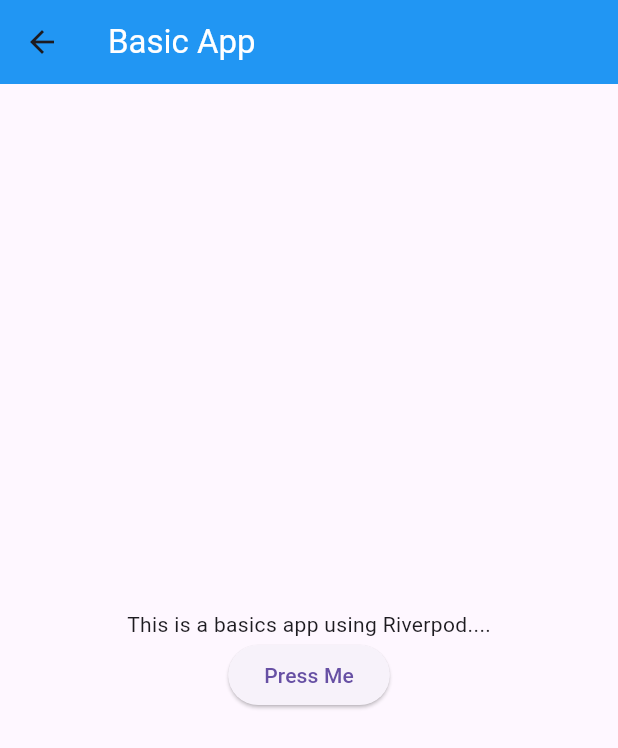
After one commit to Yuvraj162002/FlutterStateManagementLearning, a Flutter app: the BasicApp screen opened directly, on a phone screen of 412 x 824 dp. The commit adds this screen. Shown: the top 748 px of the screen. Run offline on Flutter 3.47's test engine with Material 3 defaults, Android fonts, the phone set to English and light mode, and no system bars; our stand-ins replace flutter_riverpod.

Commit message:
Commit 4:- Learning about the riverpod state management. Learn about the simple provider and the stateProvider and creating a basic counter App to implement the state provider concept.

```diff
--- a/lib/demo_apps/AddNotesScreen.dart
+++ b/lib/demo_apps/provider_demo_apps/AddNotesScreen.dart
@@ -1,8 +1,9 @@
 import 'package:flutter/cupertino.dart';
 import 'package:flutter/material.dart';
-import 'package:flutter_state_management_learning/demo_apps/MyDummyAddContact.dart';
 import 'package:flutter_state_management_learning/state_management/provider/MyDummyAddContactProvider.dart';
 import 'package:provider/provider.dart';
+
+import 'MyDummyAddContact.dart';
 
 class AddNotesScreen extends StatelessWidget {
   const AddNotesScreen({super.key});
--- a/lib/demo_apps/MyCounterApp.dart
+++ b/lib/demo_apps/provider_demo_apps/MyCounterApp.dart
@@ -2,7 +2,8 @@ import 'package:flutter/cupertino.dart';
 import 'package:flutter/material.dart';
 import 'package:provider/provider.dart';
 
-import '../state_management/provider/MyCounterAppProvider.dart';
+import '../../state_management/provider/MyCounterAppProvider.dart';
+
 
 class MyCounterApp extends StatelessWidget {
   const MyCounterApp({super.key});
--- a/lib/demo_apps/MyDummyAddContact.dart
+++ b/lib/demo_apps/provider_demo_apps/MyDummyAddContact.dart
@@ -1,6 +1,6 @@
 import 'package:flutter/cupertino.dart';
 import 'package:flutter/material.dart';
-import 'package:flutter_state_management_learning/demo_apps/AddNotesScreen.dart';
+import 'package:flutter_state_management_learning/demo_apps/provider_demo_apps/AddNotesScreen.dart';
 import 'package:flutter_state_management_learning/state_management/provider/MyDummyAddContactProvider.dart';
 import 'package:provider/provider.dart';
 
--- a/lib/demo_apps/MyFavouriteApp.dart
+++ b/lib/demo_apps/provider_demo_apps/MyFavouriteApp.dart
@@ -1,8 +1,9 @@
 import 'package:flutter/cupertino.dart';
 import 'package:flutter/material.dart';
-import 'package:flutter_state_management_learning/demo_apps/MyFavouriteAppSecondScreen.dart';
 import 'package:flutter_state_management_learning/state_management/provider/MyFavouriteAppProvider.dart';
 import 'package:provider/provider.dart';
+
+import 'MyFavouriteAppSecondScreen.dart';
 
 class MyFavouriteApp extends StatelessWidget {
   const MyFavouriteApp({super.key});
--- a/lib/demo_apps/MyFavouriteAppSecondScreen.dart
+++ b/lib/demo_apps/provider_demo_apps/MyFavouriteAppSecondScreen.dart
@@ -2,7 +2,8 @@ import 'package:flutter/cupertino.dart';
 import 'package:flutter/material.dart';
 import 'package:provider/provider.dart';
 
-import '../state_management/provider/MyFavouriteAppProvider.dart';
+import '../../state_management/provider/MyFavouriteAppProvider.dart';
+
 
 class MyFavouriteAppSecondScreen extends StatelessWidget {
   const MyFavouriteAppSecondScreen({super.key});
--- a/lib/demo_apps/ThemeModeApp.dart
+++ b/lib/demo_apps/provider_demo_apps/ThemeModeApp.dart
@@ -2,7 +2,7 @@ import 'package:flutter/cupertino.dart';
 import 'package:flutter/material.dart';
 import 'package:provider/provider.dart';
 
-import '../state_management/provider/MyDarkLightModeProvider.dart';
+import '../../state_management/provider/MyDarkLightModeProvider.dart';
 
 class ThemeModeApp extends StatelessWidget {
   const ThemeModeApp({super.key});
--- /dev/null
+++ b/lib/demo_apps/riverpod_demo_apps/Basic_app.dart
@@ -0,0 +1,74 @@
+import 'package:flutter/cupertino.dart';
+import 'package:flutter/material.dart';
+import 'package:flutter_riverpod/flutter_riverpod.dart';
+
+import '../../state_management/riverpod/SimpleProvider.dart';
+
+
+/// Use of the stateLess widget ConsumerWidget.
+
+// class BasicApp extends ConsumerWidget {
+//   const BasicApp({super.key});
+//
+//   @override
+//   Widget build(BuildContext context, WidgetRef ref) {
+//     final appMessage = ref.watch(basicAppProvider);
+//     return Scaffold(
+//       appBar: AppBar(
+//         title: const Text('Basic App', style: TextStyle(color: Colors.white),),
+//         backgroundColor: Colors.blue,
+//       ),
+//       body: Center(
+//         child: Column(
+//           mainAxisAlignment: MainAxisAlignment.center,
+//           children: [
+//             Text(appMessage),
+//             ElevatedButton(
+//               onPressed: () {
+//                 // Action when button is pressed
+//                 print('Button Pressed');
+//               },
+//               child: const Text('Press Me'),
+//             ),
+//           ],
+//         ),
+//       ),
+//     );
+//   }
+// }
+
+/// Use of the stateFul widget ConsumerStatefulWidget.
+class BasicApp extends ConsumerStatefulWidget {
+  const BasicApp({super.key});
+
+  @override
+  ConsumerState<BasicApp> createState() => _BasicAppState();
+}
+
+class _BasicAppState extends ConsumerState<BasicApp> {
+  @override
+  Widget build(BuildContext context) {
+    var appMessage = ref.watch(basicAppProvider);
+    return Scaffold(
+      appBar: AppBar(
+        title: const Text('Basic App', style: TextStyle(color: Colors.white)),
+        backgroundColor: Colors.blue,
+      ),
+      body: Center(
+        child: Column(
+          mainAxisAlignment: MainAxisAlignment.center,
+          children: [
+            Text(appMessage),
+            ElevatedButton(
+              onPressed: () {
+                // Action when button is pressed
+                print('Button Pressed');
+              },
+              child: const Text('Press Me'),
+            ),
+          ],
+        ),
+      ),
+    );
+  }
+}
--- /dev/null
+++ b/lib/state_management/riverpod/SimpleProvider.dart
@@ -0,0 +1,7 @@
+
+// This is a simple Riverpod provider that returns a string message for this we not able to change it state just listen it.
+import 'package:flutter_riverpod/flutter_riverpod.dart';
+
+final basicAppProvider = Provider<String>((ref) {
+  return "This is a basics app using Riverpod....";
+});
--- /dev/null
+++ b/lib/state_management/riverpod/StateProvider.dart
@@ -0,0 +1,6 @@
+
+import 'package:flutter_riverpod/flutter_riverpod.dart';
+
+var counterStateProvider = StateProvider<int>((ref) {
+  return 0; // Initial value of the counter
+});
--- a/pubspec.yaml
+++ b/pubspec.yaml
@@ -35,6 +35,8 @@ dependencies:
   # Use with the CupertinoIcons class for iOS style icons.
   cupertino_icons: ^1.0.8
   provider: ^6.1.5
+  riverpod: ^2.6.1
+  flutter_riverpod: ^2.6.1
 
 dev_dependencies:
   flutter_test:
```
Also changed, not shown: lib/demo_apps/riverpod_demo_apps/CounterApp_riverpod.dart (added, +57 -0 lines), lib/main.dart (+37 -7 lines), pubspec.lock.
